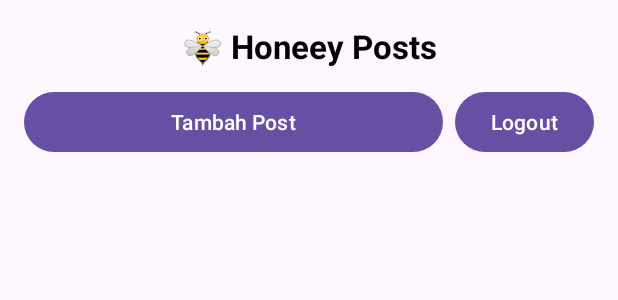
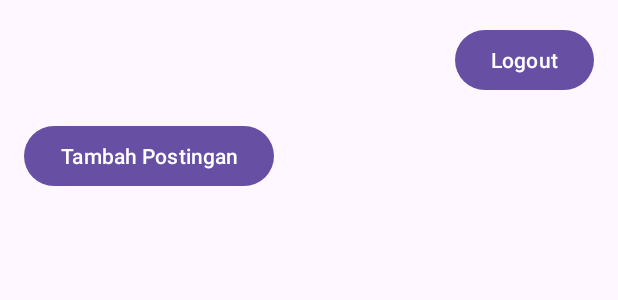
Before and after one commit to dido16/HoneeyTalk, an Android app: the layout activity_home.xml on its own in the app's theme, with its tools: preview values and no code run, on a phone screen of 412 x 824 dp. Shown: the top 300 px of the screen. Run offline under Robolectric (Android 15) with nearby library versions, the phone set to English and light mode, and no system bars.

Commit message:
Main Menu And Create Posting

```diff
--- a/app/src/main/AndroidManifest.xml
+++ b/app/src/main/AndroidManifest.xml
@@ -12,6 +12,12 @@
         android:supportsRtl="true"
         android:theme="@style/Theme.Honeey"
         tools:targetApi="31">
+        <activity
+            android:name=".Post"
+            android:exported="false" />
+        <activity
+            android:name=".CreatePostActivity"
+            android:exported="false" />
         <activity
             android:name=".adapter.PostAdapter"
             android:exported="false" />
--- a/app/src/main/java/com/example/honeey/MainActivity.kt
+++ b/app/src/main/java/com/example/honeey/MainActivity.kt
@@ -55,7 +55,7 @@ class MainActivity : AppCompatActivity() {
 
     private fun prepareRequest(): GetCredentialRequest {
         val serverClientId =
-            "824354432771-9oj8bqgi98so7sfv1386mq77ol3l27ko.apps.googleusercontent.com"
+            "328715163183-nsoiakel5qkpuvvpc0qrct0r6vu065ei.apps.googleusercontent.com"
 
         val googleIdOption = GetGoogleIdOption.Builder()
             .setFilterByAuthorizedAccounts(false)
--- a/app/src/main/res/layout/activity_home.xml
+++ b/app/src/main/res/layout/activity_home.xml
@@ -1,38 +1,12 @@
 <?xml version="1.0" encoding="utf-8"?>
-<androidx.constraintlayout.widget.ConstraintLayout xmlns:android="http://schemas.android.com/apk/res/android"
+<androidx.constraintlayout.widget.ConstraintLayout
+    xmlns:android="http://schemas.android.com/apk/res/android"
     xmlns:app="http://schemas.android.com/apk/res-auto"
     xmlns:tools="http://schemas.android.com/tools"
-    android:id="@+id/main"
+    android:id="@+id/layoutHome"
     android:layout_width="match_parent"
     android:layout_height="match_parent"
-    android:padding="16dp"
     tools:context=".HomeActivity">
-
-    <!-- Judul halaman -->
-    <TextView
-        android:id="@+id/textTitle"
-        android:layout_width="wrap_content"
-        android:layout_height="wrap_content"
-        android:text="🐝 Honeey Posts"
-        android:textSize="22sp"
-        android:textStyle="bold"
-        android:textColor="@android:color/black"
-        app:layout_constraintTop_toTopOf="parent"
-        app:layout_constraintStart_toStartOf="parent"
-        app:layout_constraintEnd_toEndOf="parent" />
-
-    <!-- Tombol Tambah Post -->
-    <Button
-        android:id="@+id/btnAddPost"
-        android:layout_width="0dp"
-        android:layout_height="wrap_content"
-        android:text="Tambah Post"
-        app:layout_constraintTop_toBottomOf="@id/textTitle"
-        app:layout_constraintStart_toStartOf="parent"
-        app:layout_constraintEnd_toStartOf="@id/btnLogout"
-        app:layout_constraintHorizontal_weight="1"
-        android:layout_marginTop="12dp"
-        android:layout_marginEnd="8dp" />
 
     <!-- Tombol Logout -->
     <Button
@@ -40,22 +14,29 @@
         android:layout_width="wrap_content"
         android:layout_height="wrap_content"
         android:text="Logout"
-        app:layout_constraintTop_toBottomOf="@id/textTitle"
+        app:layout_constraintTop_toTopOf="parent"
         app:layout_constraintEnd_toEndOf="parent"
-        android:layout_marginTop="12dp" />
+        android:layout_margin="16dp" />
 
-    <!-- RecyclerView untuk menampilkan daftar post -->
+    <!-- Tombol Tambah Postingan -->
+    <Button
+        android:id="@+id/btnAddPost"
+        android:layout_width="wrap_content"
+        android:layout_height="wrap_content"
+        android:text="Tambah Postingan"
+        app:layout_constraintTop_toBottomOf="@id/btnLogout"
+        app:layout_constraintStart_toStartOf="parent"
+        android:layout_margin="16dp" />
+
+    <!-- RecyclerView untuk menampilkan postingan -->
     <androidx.recyclerview.widget.RecyclerView
         android:id="@+id/recyclerPosts"
         android:layout_width="0dp"
         android:layout_height="0dp"
-        android:clipToPadding="false"
-        android:paddingTop="8dp"
-        android:paddingBottom="8dp"
+        android:padding="8dp"
         app:layout_constraintTop_toBottomOf="@id/btnAddPost"
         app:layout_constraintBottom_toBottomOf="parent"
         app:layout_constraintStart_toStartOf="parent"
-        app:layout_constraintEnd_toEndOf="parent"
-        tools:listitem="@layout/item_post" />
+        app:layout_constraintEnd_toEndOf="parent" />
 
 </androidx.constraintlayout.widget.ConstraintLayout>
```
Also changed, not shown: app/build.gradle.kts (+10 -2 lines), app/src/main/java/com/example/honeey/CreatePostActivity.kt (added, +95 -0 lines), app/src/main/java/com/example/honeey/HomeActivity.kt (+27 -3 lines), app/src/main/java/com/example/honeey/Post.kt (added, +9 -0 lines), app/src/main/java/com/example/honeey/adapter/PostAdapter.kt (+42 -12 lines), app/src/main/res/layout/activity_create_post.xml (added, +38 -0 lines), app/src/main/res/layout/activity_post.xml (added, +10 -0 lines), app/src/main/res/layout/item_post.xml (+29 -6 lines).
